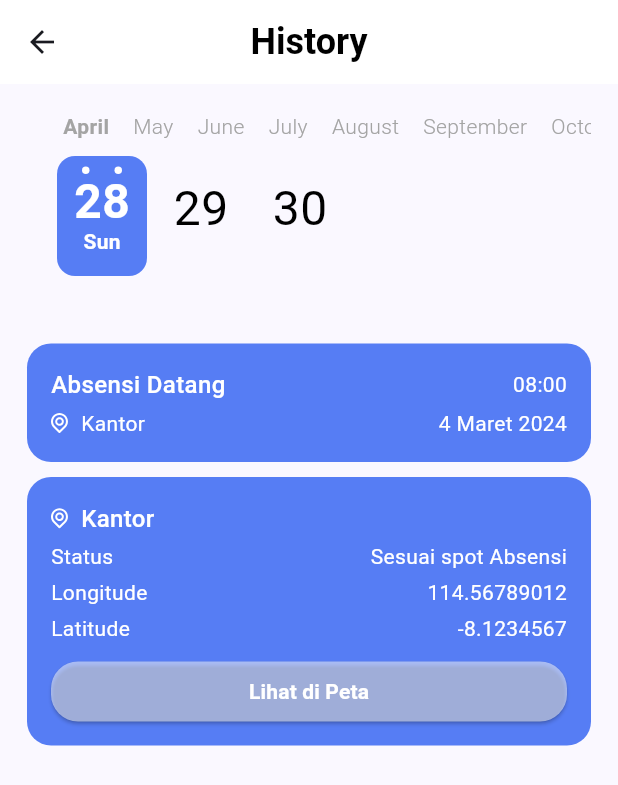
After one commit to bahrie127/abs-template, a Flutter app: the HistoryPage screen opened directly, on a phone screen of 412 x 824 dp. The commit adds this screen. Shown: the top 785 px of the screen. Run offline on Flutter 3.47's test engine with Material 3 defaults, Android fonts, the phone set to English and light mode, and no system bars; drawn by our look-alikes of calendar_timeline; our stand-ins replace camera, dotted_border, flutter_svg, google_fonts, image_picker.

Commit message:
feat: slicing history page

```diff
--- a/lib/core/assets/assets.gen.dart
+++ b/lib/core/assets/assets.gen.dart
@@ -33,6 +33,9 @@ class $AssetsIconsGen {
   /// File path: assets/icons/image.svg
   SvgGenImage get image => const SvgGenImage('assets/icons/image.svg');
 
+  /// File path: assets/icons/location.svg
+  SvgGenImage get location => const SvgGenImage('assets/icons/location.svg');
+
   $AssetsIconsMenuGen get menu => const $AssetsIconsMenuGen();
   $AssetsIconsNavGen get nav => const $AssetsIconsNavGen();
 
@@ -54,6 +57,7 @@ class $AssetsIconsGen {
         edit,
         email,
         image,
+        location,
         notificationRounded,
         password,
         reverse
--- /dev/null
+++ b/lib/ui/home/pages/history_page.dart
@@ -0,0 +1,40 @@
+import 'package:calendar_timeline/calendar_timeline.dart';
+import 'package:flutter/material.dart';
+
+import '../../../core/core.dart';
+import '../widgets/history_attendace.dart';
+import '../widgets/history_location.dart';
+
+class HistoryPage extends StatelessWidget {
+  const HistoryPage({super.key});
+
+  @override
+  Widget build(BuildContext context) {
+    return Scaffold(
+      appBar: AppBar(
+        title: const Text('History'),
+      ),
+      body: ListView(
+        padding: const EdgeInsets.all(18.0),
+        children: [
+          CalendarTimeline(
+            initialDate: DateTime.now(),
+            firstDate: DateTime(2019, 1, 15),
+            lastDate: DateTime.now().add(const Duration(days: 7)),
+            onDateSelected: (date) {},
+            leftMargin: 20,
+            monthColor: AppColors.grey,
+            dayColor: AppColors.black,
+            activeDayColor: Colors.white,
+            activeBackgroundDayColor: AppColors.primary,
+            showYears: true,
+          ),
+          const SpaceHeight(45.0),
+          const HistoryAttendance(),
+          const SpaceHeight(10.0),
+          const HistoryLocation(),
+        ],
+      ),
+    );
+  }
+}
--- a/lib/ui/home/pages/main_page.dart
+++ b/lib/ui/home/pages/main_page.dart
@@ -1,6 +1,7 @@
 import 'package:flutter/material.dart';
 
 import '../../../core/core.dart';
+import 'history_page.dart';
 import 'home_page.dart';
 import 'profile_page.dart';
 import 'setting_page.dart';
@@ -16,7 +17,7 @@ class _MainPageState extends State<MainPage> {
   int _selectedIndex = 0;
   final _widgets = [
     const HomePage(),
-    const Center(child: Text('This is history page')),
+    const HistoryPage(),
     const SettingPage(),
     const ProfilePage(),
   ];
--- /dev/null
+++ b/lib/ui/home/widgets/history_attendace.dart
@@ -0,0 +1,63 @@
+import 'package:flutter/material.dart';
+
+import '../../../core/assets/assets.dart';
+import '../../../core/components/components.dart';
+import '../../../core/constants/colors.dart';
+
+class HistoryAttendance extends StatelessWidget {
+  const HistoryAttendance({super.key});
+
+  @override
+  Widget build(BuildContext context) {
+    return Container(
+      padding: const EdgeInsets.all(16.0),
+      decoration: BoxDecoration(
+        color: AppColors.primary,
+        borderRadius: BorderRadius.circular(16.0),
+      ),
+      child: Column(
+        children: [
+          const Row(
+            mainAxisAlignment: MainAxisAlignment.spaceBetween,
+            children: [
+              Text(
+                'Absensi Datang',
+                style: TextStyle(
+                  fontSize: 16.0,
+                  color: AppColors.white,
+                  fontWeight: FontWeight.w500,
+                ),
+              ),
+              Text(
+                '08:00',
+                style: TextStyle(
+                  color: AppColors.white,
+                ),
+              ),
+            ],
+          ),
+          const SpaceHeight(4.0),
+          Row(
+            children: [
+              Assets.icons.location.svg(),
+              const SpaceWidth(8.0),
+              const Text(
+                'Kantor',
+                style: TextStyle(
+                  color: AppColors.white,
+                ),
+              ),
+              const Spacer(),
+              const Text(
+                '4 Maret 2024',
+                style: TextStyle(
+                  color: AppColors.white,
+                ),
+              ),
+            ],
+          ),
+        ],
+      ),
+    );
+  }
+}
--- /dev/null
+++ b/lib/ui/home/widgets/history_location.dart
@@ -0,0 +1,101 @@
+import 'package:flutter/material.dart';
+
+import '../../../core/core.dart';
+import '../pages/location_page.dart';
+
+class HistoryLocation extends StatelessWidget {
+  const HistoryLocation({super.key});
+
+  @override
+  Widget build(BuildContext context) {
+    return Container(
+      padding: const EdgeInsets.all(16.0),
+      decoration: BoxDecoration(
+        color: AppColors.primary,
+        borderRadius: BorderRadius.circular(16.0),
+      ),
+      child: Column(
+        children: [
+          Row(
+            children: [
+              Assets.icons.location.svg(),
+              const SpaceWidth(8.0),
+              const Text(
+                'Kantor',
+                style: TextStyle(
+                  fontSize: 16.0,
+                  color: AppColors.white,
+                  fontWeight: FontWeight.w500,
+                ),
+              ),
+            ],
+          ),
+          const SpaceHeight(4.0),
+          const Row(
+            mainAxisAlignment: MainAxisAlignment.spaceBetween,
+            children: [
+              Text(
+                'Status',
+                style: TextStyle(
+                  color: AppColors.white,
+                ),
+              ),
+              Text(
+                'Sesuai spot Absensi',
+                style: TextStyle(
+                  color: AppColors.white,
+                ),
+              ),
+            ],
+          ),
+          const SpaceHeight(4.0),
+          const Row(
+            mainAxisAlignment: MainAxisAlignment.spaceBetween,
+            children: [
+              Text(
+                'Longitude',
+                style: TextStyle(
+                  color: AppColors.white,
+                ),
+              ),
+              Text(
+                '114.56789012',
+                style: TextStyle(
+                  color: AppColors.white,
+                ),
+              ),
+            ],
+          ),
+          const SpaceHeight(4.0),
+          const Row(
+            mainAxisAlignment: MainAxisAlignment.spaceBetween,
+            children: [
+              Text(
+                'Latitude',
+                style: TextStyle(
+                  color: AppColors.white,
+                ),
+              ),
+              Text(
+                '-8.1234567',
+                style: TextStyle(
+                  color: AppColors.white,
+                ),
+              ),
+            ],
+          ),
+          const SpaceHeight(12.0),
+          Button.filled(
+            color: AppColors.white.withOpacity(0.5),
+            onPressed: () {
+              context.push(const LocationPage());
+            },
+            label: 'Lihat di Peta',
+            fontSize: 14.0,
+            height: 40.0,
+          ),
+        ],
+      ),
+    );
+  }
+}
--- a/pubspec.yaml
+++ b/pubspec.yaml
@@ -7,6 +7,7 @@ environment:
   sdk: '>=3.3.0 <4.0.0'
 
 dependencies:
+  calendar_timeline: ^1.1.2
   camera: ^0.10.5+9
   cupertino_icons: ^1.0.2
   dotted_border: ^2.1.0
@@ -15,7 +16,7 @@ dependencies:
   flutter_svg: ^2.0.9
   google_fonts: ^6.1.0
   image_picker: ^1.1.0
-  intl: ^0.19.0
+  intl: ^0.17.0
 
 dev_dependencies:
   build_runner: ^2.4.6
```
Also changed, not shown: assets/icons/location.svg (added), pubspec.lock.
